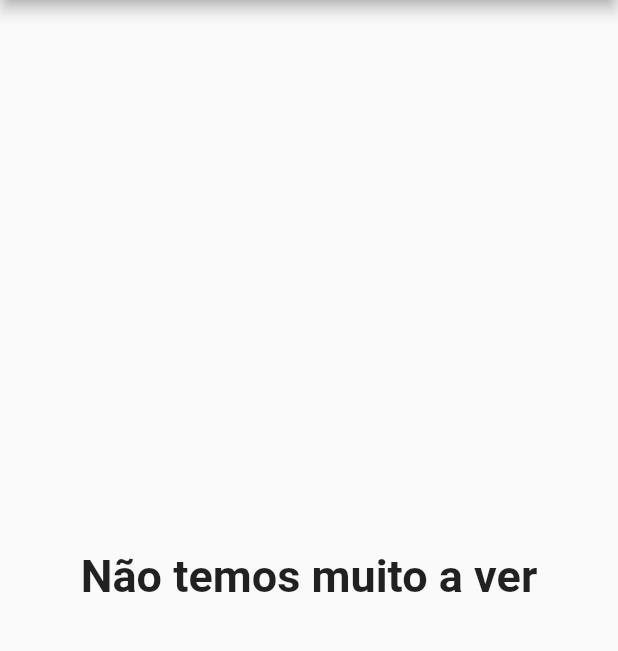
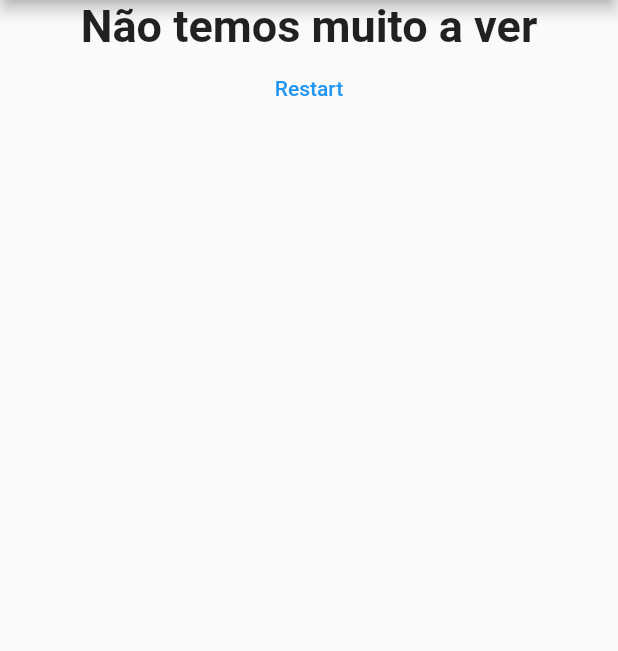
Before and after one commit to Gabones/QuizApp, a Flutter app: the screen it shows after launch, after a tap on "Preto", after a tap on "Cobra", after a tap on "Me", on a phone screen of 412 x 824 dp, the part 84-735 px from its top. Run offline on Flutter 3.47's test engine with Material 2 defaults, Android fonts, the phone set to English and light mode, and no system bars.

Commit message:
lesson 55

```diff
--- a/lib/main.dart
+++ b/lib/main.dart
@@ -47,6 +47,13 @@ class _MyAppState extends State<MyApp> {
     },
   ];
 
+  void _resetState() {
+    setState(() {
+        _questionIndex = 0;
+        _totalScore = 0;
+    });
+  }
+
   void _answerQuestion(int score) {
     setState(() {
       _questionIndex = _questionIndex + 1;
@@ -77,7 +84,7 @@ class _MyAppState extends State<MyApp> {
                   questionIndex: _questionIndex,
                   answerQuestion: _answerQuestion,
                 )
-              : Result(_totalScore)),
+              : Result(_totalScore, _resetState)),
     );
   }
 }
--- a/lib/result.dart
+++ b/lib/result.dart
@@ -2,8 +2,9 @@ import 'package:flutter/material.dart';
 
 class Result extends StatelessWidget {
   final int totalScore;
+  final Function resetState;
 
-  Result(this.totalScore);
+  Result(this.totalScore, this.resetState);
 
   String get resultPhrase {
     var resultText;
@@ -20,14 +21,18 @@ class Result extends StatelessWidget {
   @override
   Widget build(BuildContext context) {
     return Center(
-        child: Text(
+        child: Column(
+          children: [
+            Text(
               resultPhrase,
               textAlign: TextAlign.center,
               style: TextStyle(
                   fontSize: 30,
                   fontWeight: FontWeight.bold,
-
               ),
+            ),
+            TextButton(child: Text('Restart'), onPressed: resetState)
+          ],
         )
     );
   }
```
Lines whose indentation alone changed are shown as unchanged.
